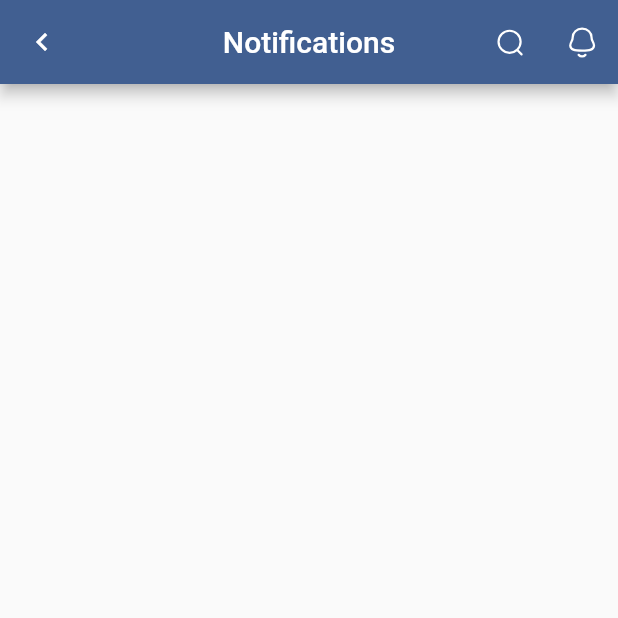
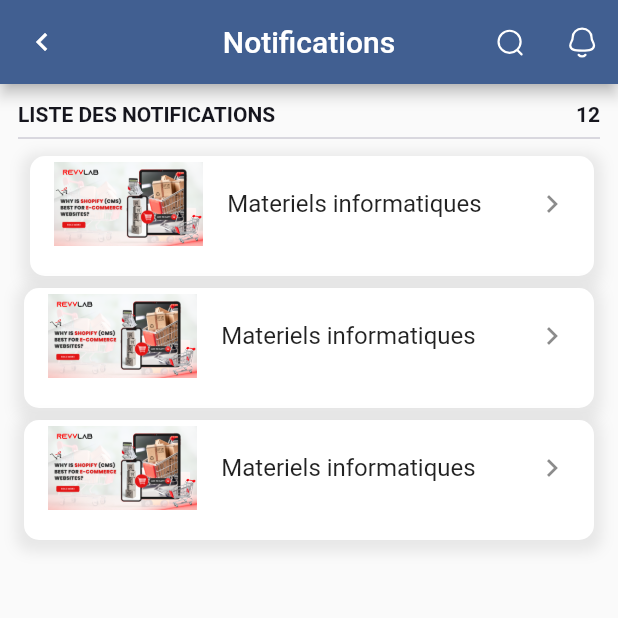
Before and after one commit to adams-kouassi-shop/mobile-app, a Flutter app: the NotificationsScreen screen opened directly, on a phone screen of 412 x 824 dp, the top half of it. Run offline on Flutter 3.47's test engine with Material 3 defaults, Android fonts, the phone set to English and light mode, and no system bars; our stand-ins replace badges, cached_network_image, carousel_slider, flutter_rating, flutter_rating_bar, flutter_svg and 2 more; missing offline and left inert: animated_wb_splash_screen; network calls fail.

Commit message:
mise a jour du mobile

```diff
--- a/ecommerce/lib/presentation/screen/auth/register_screen.dart
+++ b/ecommerce/lib/presentation/screen/auth/register_screen.dart
@@ -233,9 +233,7 @@ class _RegisterScreenState extends State<RegisterScreen> {
                       ),
                       child: const Center(child: Text('Sign Up',style: TextStyle(fontSize: 20.0,color: Colors.white),)),
                     ),
-                    onTap: (){
-
-                    },
+                    onTap: (){},
                   ),
 
                 ],
--- a/ecommerce/lib/presentation/screen/boutique/boutique_screen.dart
+++ b/ecommerce/lib/presentation/screen/boutique/boutique_screen.dart
@@ -19,12 +19,14 @@ class _BoutiqueScreenState extends State<BoutiqueScreen> {
     return WillPopScope(
       onWillPop: () => showExitPopup(context),
       child: Scaffold(
+        backgroundColor: whiteColor,
         appBar: AppBar(
+          elevation: 0,
           leading: IconButton(
             onPressed: (){Navigator.pop(context);},
             icon: Icon(Icons.chevron_left,color: whiteColor),
           ),
-          title: Text('Details du produit',style: TextStyle(color: whiteColor),),
+          title: Text('Nos boutiques parténaires',style: TextStyle(color: whiteColor),),
           centerTitle: true,
           actions: [
             IconButton(
--- a/ecommerce/lib/presentation/screen/boutique/show_boutique_screen.dart
+++ b/ecommerce/lib/presentation/screen/boutique/show_boutique_screen.dart
@@ -32,7 +32,7 @@ class _ShowBoutiqueScreenState extends State<ShowBoutiqueScreen> {
             onPressed: () {},
             icon: badges.Badge(
               badgeContent: Text('${cartContent.length}',style: TextStyle(color: whiteColor,fontWeight: FontWeight.bold),),
-              child: Icon(Icons.shopping_cart,size: 30,),
+              child: Icon(Icons.shopping_cart,size: 30,color: blackColor,),
               badgeStyle: badges.BadgeStyle(
                 //shape: badges.BadgeShape.square,
                 badgeColor: Colors.red,
--- a/ecommerce/lib/presentation/screen/notifications/notificatios_screen.dart
+++ b/ecommerce/lib/presentation/screen/notifications/notificatios_screen.dart
@@ -28,6 +28,105 @@ class NotificationsScreen extends StatelessWidget {
           ),
         ],
       ),
+      body: SafeArea(
+        child: Column(
+          crossAxisAlignment: CrossAxisAlignment.start,
+          children: [
+            // While loading use 👇
+            // const Expanded(
+            //   child: DiscoverCategoriesSkelton(),
+            // ),
+            Padding(
+              padding: const EdgeInsets.all(12.0),
+              child: Column(
+                children: [
+                  Row(
+                    mainAxisAlignment: MainAxisAlignment.spaceBetween,
+                    children: [
+                      Text('Liste des notifications'.toUpperCase(),style: TextStyle(color: blackColor,fontWeight: FontWeight.bold),),
+                      Text('12'.toUpperCase(),style: TextStyle(color: blackColor,fontWeight: FontWeight.bold),),
+                    ],
+                  ),
+                  Divider(color: greyColor,),
+                  Padding(
+                    padding: const EdgeInsets.only(top: 4.0,left: 8,right: 4),
+                    child: Container(
+                      height: 80,
+                      padding: EdgeInsets.only(top: 4,bottom: 4),
+                      decoration: BoxDecoration(
+                        color: Colors.white,
+                        borderRadius: BorderRadius.all(Radius.circular(10)),
+                        boxShadow: [
+                          BoxShadow(
+                            color: Colors.grey.withOpacity(0.2),
+                            spreadRadius: 5,
+                            blurRadius: 7,
+                            offset: Offset(0, 3), // changes position of shadow
+                          ),
+                        ],
+                      ),
+                      child:  ListTile(
+                        onTap: (){},
+                        leading: Image.asset("assets/images/banner_2.jpg"),
+                        title: Text('Materiels informatiques'),
+                        trailing: Icon(Icons.chevron_right),
+                      ),
+                    ),
+                  ),
+                  Padding(
+                    padding: const EdgeInsets.only(top: 8.0,left: 4,right: 4),
+                    child: Container(
+                      height: 80,
+                      padding: EdgeInsets.only(top: 4,bottom: 4),
+                      decoration: BoxDecoration(
+                        color: Colors.white,
+                        borderRadius: BorderRadius.all(Radius.circular(10)),
+                        boxShadow: [
+                          BoxShadow(
+                            color: Colors.grey.withOpacity(0.2),
+                            spreadRadius: 5,
+                            blurRadius: 7,
+                            offset: Offset(0, 3), // changes position of shadow
+                          ),
+                        ],
+                      ),
+                      child:  ListTile(
+                        leading: Image.asset("assets/images/banner_2.jpg"),
+                        title: Text('Materiels informatiques'),
+                        trailing: Icon(Icons.chevron_right),
+                      ),
+                    ),
+                  ),
+                  Padding(
+                    padding: const EdgeInsets.only(top: 8.0,left: 4,right: 4),
+                    child: Container(
+                      height: 80,
+                      padding: EdgeInsets.only(top: 4,bottom: 4),
+                      decoration: BoxDecoration(
+                        color: Colors.white,
+                        borderRadius: BorderRadius.all(Radius.circular(10)),
+                        boxShadow: [
+                          BoxShadow(
+                            color: Colors.grey.withOpacity(0.2),
+                            spreadRadius: 5,
+                            blurRadius: 7,
+                            offset: Offset(0, 3), // changes position of shadow
+                          ),
+                        ],
+                      ),
+                      child:  ListTile(
+                        leading: Image.asset("assets/images/banner_2.jpg"),
+                        title: Text('Materiels informatiques'),
+                        trailing: Icon(Icons.chevron_right),
+                      ),
+                    ),
+                  ),
+                ],
+              ),
+            )
+          ],
+        ),
+      ),
     );
   }
 }
```
Also changed, not shown: ecommerce/lib/presentation/components/BottomNavigationBar/bottomNavigationBar.dart (+4 -4 lines), ecommerce/lib/presentation/screen/profil/edit_profil_users.dart (added, +226 -0 lines), ecommerce/lib/presentation/screen/profil/profil_screen.dart (+13 -6 lines), ecommerce/lib/presentation/screen/profil/user_infos_screen.dart (added, +108 -0 lines), ecommerce/assets/images/perfil-min.jpg (added).
